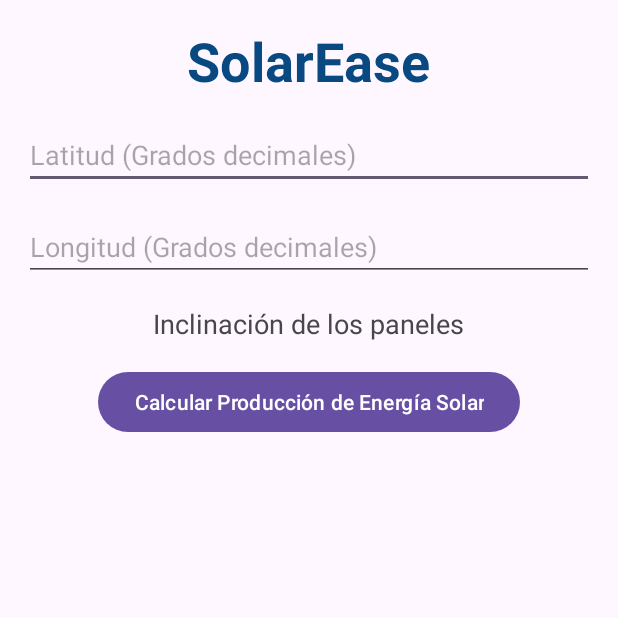
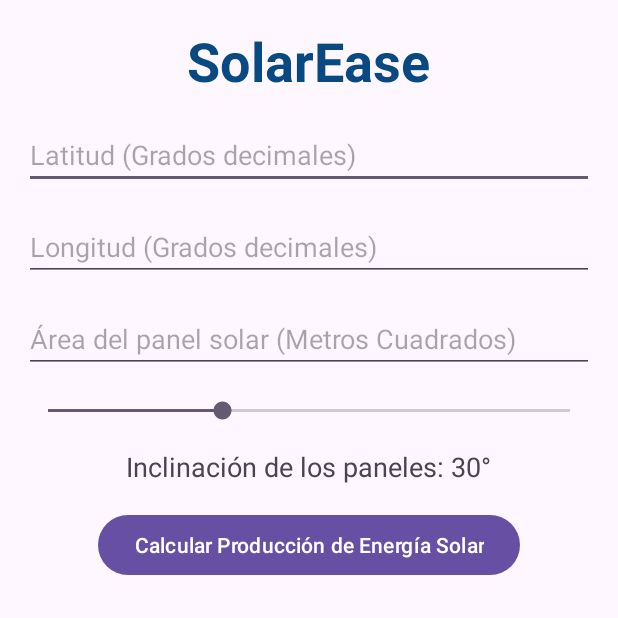
Before and after one commit to luispipe/PanelSolarTodosALaU, an Android app: the screen it shows after launch (MainActivity), on a phone screen of 412 x 824 dp, the top half of it. Run offline under Robolectric (Android 15) with nearby library versions, the phone set to English and light mode, and no system bars.

Commit message:
second commit

```diff
--- a/app/src/main/java/com/example/panelsolar/MainActivity.java
+++ b/app/src/main/java/com/example/panelsolar/MainActivity.java
@@ -3,12 +3,99 @@ package com.example.panelsolar;
 import androidx.appcompat.app.AppCompatActivity;
 
 import android.os.Bundle;
+import android.view.View;
+import android.widget.Button;
+import android.widget.EditText;
+import android.widget.SeekBar;
+import android.widget.TextView;
+
+import java.time.LocalDate;
 
 public class MainActivity extends AppCompatActivity {
-
+    private EditText latitude;
+    private EditText longitude;
+    private EditText area;
+    private SeekBar inclinationBar;
+    private Button calcular;
+    private TextView inclinationValue;
+    private TextView result;
     @Override
     protected void onCreate(Bundle savedInstanceState) {
         super.onCreate(savedInstanceState);
         setContentView(R.layout.activity_main);
+
+        //Obtener los parametros (findViewById)
+        latitude= findViewById(R.id.latitude_edittext);
+        longitude=findViewById(R.id.longitude_edittext);
+        area= findViewById(R.id.area_edittext);
+        inclinationBar= findViewById(R.id.inclination_sb);
+        calcular= findViewById(R.id.calcular_button);
+        inclinationValue= findViewById(R.id.inclination_text);
+        result= findViewById(R.id.result_tv);
+
+        inclinationBar.setOnSeekBarChangeListener(new SeekBar.OnSeekBarChangeListener() {
+            @Override
+            public void onProgressChanged(SeekBar seekBar, int progress, boolean fromUser) {
+                inclinationValue.setText("Inclinación de los paneles: "+progress+"°");
+            }
+
+            @Override
+            public void onStartTrackingTouch(SeekBar seekBar) {
+
+            }
+
+            @Override
+            public void onStopTrackingTouch(SeekBar seekBar) {
+
+            }
+        });
+
+        //Configurar listener del boton calcular
+        calcular.setOnClickListener(new View.OnClickListener() {
+            @Override
+            public void onClick(View v) {
+                //Obtener valores de los campos
+                double latitudeValue= Double.parseDouble(latitude.getText().toString());
+                double longitudeValue= Double.parseDouble(longitude.getText().toString());
+                double areaValue= Double.parseDouble(area.getText().toString());
+                int inclination= inclinationBar.getProgress();
+                //Calcular producción de energia y mostrar resultado
+                double energyGenerated= calculateEnergy(latitudeValue,longitudeValue,areaValue,inclination);
+                result.setText("La energía generada es de: "+energyGenerated+" kWh");
+            }
+        });
+
     }
+
+    private double calculateEnergy(double latitude, double longitude, double area, int inclination){
+        //Convertir la lalitud, longitud e inclinación a radianes
+        double latitudeRad= Math.toRadians(latitude);
+        double longitudeRad= Math.toRadians(longitude);
+        double inclinationRad= Math.toRadians(inclination);
+
+        //obtener el día actual del año
+        int dayOfYear= LocalDate.now().getDayOfYear();
+
+        // Calcular ángulo de incidencia de la radiación solar
+        double angle= Math.acos(Math.sin(latitudeRad)*Math.sin(inclinationRad)
+                +Math.cos(latitudeRad)*Math.cos(inclinationRad));
+        //Calcular radiación solar incidente
+        double constantSolar= 0.1367; //kWh/m2
+        double radiation= constantSolar*Math.cos(angle)*
+                (1+0.033*Math.cos(Math.toRadians(360*dayOfYear/365)));
+
+        //Calcular producción de energia
+        double areaPanel= area/10000;
+        double efficiencyPanel= 0.16;
+        double lossFactor= 0.9;
+        double energyGenerated= areaPanel*radiation*efficiencyPanel*lossFactor;
+
+        return energyGenerated;
+
+    }
+
+
+
+
+
 }
--- a/app/src/main/res/layout/activity_main.xml
+++ b/app/src/main/res/layout/activity_main.xml
@@ -41,12 +41,29 @@
             android:inputType="numberDecimal"
             android:layout_marginBottom="16dp"
             ></EditText>
+        <EditText
+            android:id="@+id/area_edittext"
+            android:layout_width="match_parent"
+            android:layout_height="wrap_content"
+            android:hint="Área del panel solar (Metros Cuadrados)"
+            android:inputType="numberDecimal"
+            android:layout_marginBottom="16dp"
+            ></EditText>
 
+        <SeekBar
+            android:id="@+id/inclination_sb"
+            android:layout_width="match_parent"
+            android:layout_height="wrap_content"
+            android:max="90"
+            android:min="0"
+            android:progress="30"
+            android:layout_marginBottom="16dp"
+            ></SeekBar>
         <TextView
             android:id="@+id/inclination_text"
             android:layout_width="wrap_content"
             android:layout_height="wrap_content"
-            android:text="Inclinación de los paneles"
+            android:text="Inclinación de los paneles: 30°"
             android:textSize="18sp"
             android:layout_gravity="center_horizontal"
             android:layout_marginBottom="16dp"
@@ -58,6 +75,13 @@
             android:text="Calcular Producción de Energía Solar"
             android:layout_gravity="center_horizontal"
             ></Button>
+        <TextView
+            android:id="@+id/result_tv"
+            android:layout_width="match_parent"
+            android:layout_height="wrap_content"
+            android:textSize="35sp"
+            android:textAlignment="center"
+            android:layout_marginTop="32dp"></TextView>
     </LinearLayout>
 
 
```
